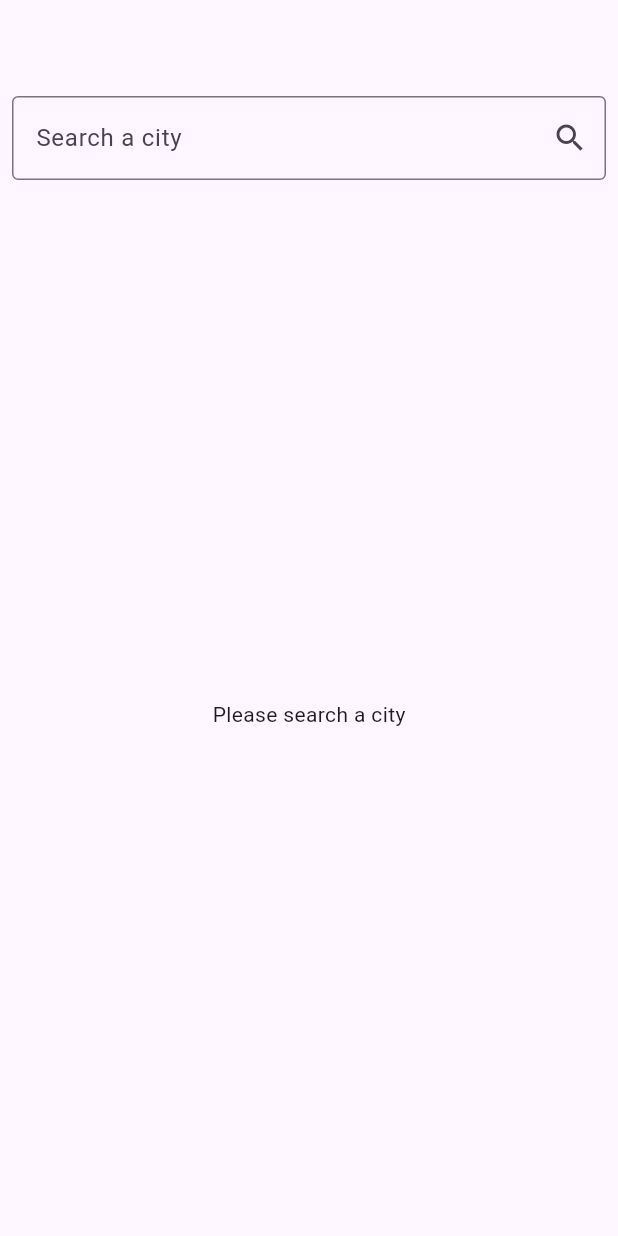
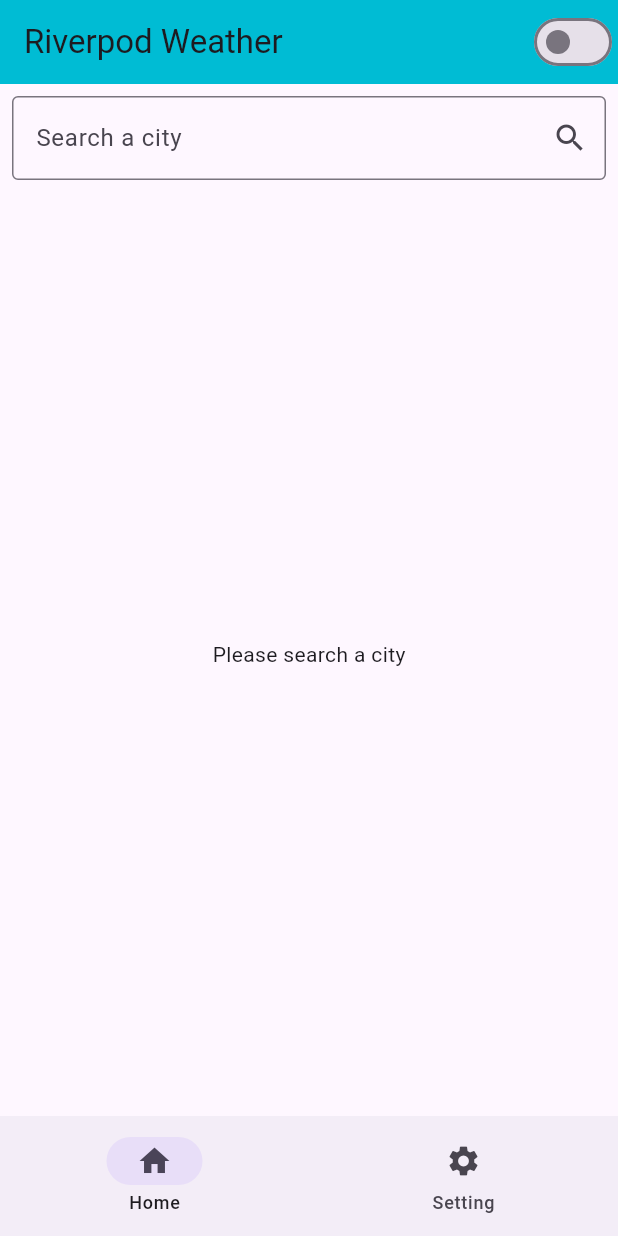
Before and after one commit to Kuchiki43/riverpod_weather, a Flutter app: the screen it shows after launch, on a phone screen of 412 x 824 dp. Run offline on Flutter 3.47's test engine with Material 3 defaults, Android fonts, the phone set to English and light mode, and no system bars; our stand-ins replace cached_network_image, dio, flutter_riverpod, go_router, retrofit, riverpod; generated files the repository leaves out were written again.

Commit message:
all done weather

```diff
--- /dev/null
+++ b/lib/common/const/route_list.dart
@@ -0,0 +1,30 @@
+import 'package:flutter_application_1/features/current_weather/ui/screen/current_weather_screen.dart';
+import 'package:flutter_application_1/features/search_city/ui/screen/city_search_screen.dart';
+import 'package:flutter_application_1/features/setting/setting_screen.dart';
+import 'package:go_router/go_router.dart';
+
+class RouteList {
+  static final routeList = [
+        StatefulShellBranch(routes: [
+    GoRoute(path: '/',
+    builder: (context,routeState){
+      return CitySearchScreen();
+    }
+    ),
+    GoRoute(path: '/current/:lati/:longi/:city',
+    builder: (context, routeState){
+      return CurrentWeatherScreen(longitude:routeState.pathParameters['lati'] ?? '',latitude: routeState.pathParameters['longi'] ?? '',city: routeState.pathParameters['city'] ?? '');
+    },
+    )
+
+        ]),
+        StatefulShellBranch(routes: [
+          GoRoute(path: '/setting',
+          builder: (context,routeState){
+            return SettingScreen();
+          }
+          )
+        ])
+
+      ];
+}
--- /dev/null
+++ b/lib/common/widget/navigation_widget.dart
@@ -0,0 +1,49 @@
+import 'package:flutter/material.dart';
+import 'package:go_router/go_router.dart';
+
+class NavigationWidget extends StatelessWidget {
+    final  StatefulNavigationShell shell;
+  const NavigationWidget({
+    super.key, required this.shell,
+
+  });
+
+  @override
+  Widget build(BuildContext context) {
+    double width = MediaQuery.of(context).size.width;
+    if (width <= 500) {
+      return Scaffold(
+      body: shell,
+      bottomNavigationBar: NavigationBar(
+        onDestinationSelected: (index){
+          shell.goBranch(index);
+        },
+        selectedIndex: shell.currentIndex,
+
+        destinations: [
+          NavigationDestination(icon: Icon(Icons.home), label: 'Home'),
+          NavigationDestination(icon: Icon(Icons.settings), label: 'Setting')
+        ]),
+    );
+    }
+    else{
+      return Scaffold(
+        body: Row(
+          children: [
+            NavigationRail(
+              labelType: NavigationRailLabelType.all,
+              onDestinationSelected: (index) {
+                shell.goBranch(index);
+              },
+              destinations: [
+              NavigationRailDestination(icon: Icon(Icons.home), label: Text('Home')),
+              NavigationRailDestination(icon: Icon(Icons.settings), label: Text('Setting'))
+            ], selectedIndex: shell.currentIndex),
+            Expanded(child: shell)
+          ],
+
+        ),
+      );
+    }
+  }
+}
--- a/lib/features/search_city/ui/screen/city_search_screen.dart
+++ b/lib/features/search_city/ui/screen/city_search_screen.dart
@@ -3,6 +3,8 @@ import 'package:flutter_application_1/features/search_city/data/model/city_searc
 import 'package:flutter_application_1/features/search_city/provider/city_search_provider.dart';
 import 'package:flutter_application_1/features/search_city/provider/state/city_search_state.dart';
 import 'package:flutter_application_1/features/search_city/ui/widget/city_list_widget.dart';
+import 'package:flutter_application_1/features/theme/provider/theme_provider.dart';
+import 'package:flutter_application_1/features/theme/provider/theme_state.dart';
 import 'package:flutter_riverpod/flutter_riverpod.dart';
 
 class CitySearchScreen extends ConsumerStatefulWidget {
@@ -18,13 +20,34 @@ class _CitySearchScreenState extends ConsumerState<CitySearchScreen> {
   Widget build(BuildContext context) {
     final citySearchState = ref.watch(citySearchProvider);
     final provider = ref.read(citySearchProvider.notifier);
+    final weatherTheme = ref.watch(themeProvider);
+    final weatherProvider = ref.read(themeProvider.notifier);
     return Scaffold(
-      appBar: AppBar(),
+      appBar: AppBar(
+        actions: [
+          Switch(value:(weatherTheme is DarkTheme) , onChanged: (val){
+            if (!val) {
+              weatherProvider.changeTheme(LightTheme());
+            }
+            else{
+              weatherProvider.changeTheme(DarkTheme());
+            }
+          })
+        ],
+        title: Text('Riverpod Weather'),
+      ),
       body: Column(
         children: [
           Padding(
             padding: EdgeInsets.all(8),
             child: TextField(
+              keyboardType: TextInputType.url,
+              onSubmitted: (str) {
+                if(str.isNotEmpty){
+                  provider.searchCity(str);
+                }
+              },
+
               controller: _citySearchEditingController,
               decoration: InputDecoration(
                 border: OutlineInputBorder(),
--- /dev/null
+++ b/lib/features/theme/provider/theme_state.dart
@@ -0,0 +1,61 @@
+import 'package:flutter/material.dart';
+
+sealed class WeatherThemeState{
+   ThemeData getTheme();
+}
+class LightTheme extends WeatherThemeState{
+  @override
+  ThemeData getTheme() {
+    return ThemeData.light().copyWith(
+      appBarTheme: AppBarTheme(
+        backgroundColor: Colors.cyan,
+      ),
+      navigationRailTheme: NavigationRailThemeData(
+         unselectedLabelTextStyle: TextStyle(color: Colors.indigo),
+         selectedLabelTextStyle: TextStyle(color: Colors.indigo,fontSize: 17),
+         unselectedIconTheme: IconThemeData(
+          color: Colors.indigo
+         ),
+         selectedIconTheme: IconThemeData(
+          color: Colors.indigo,size: 30,
+         )
+      )
+    );
+
+  }
+
+}
+class DarkTheme extends WeatherThemeState{
+  @override
+  ThemeData getTheme() {
+     return ThemeData.dark().copyWith(
+      switchTheme: SwitchThemeData(
+        thumbColor: WidgetStateProperty.resolveWith((value){
+          return Colors.white;
+        }),
+        trackColor: WidgetStateProperty.resolveWith((value){
+          return Colors.grey;
+        })
+
+      ),
+      navigationRailTheme: NavigationRailThemeData(
+        unselectedLabelTextStyle: TextStyle(
+          color: Colors.grey,
+        ),
+        selectedLabelTextStyle: TextStyle(
+          color: Colors.white,fontSize: 17
+        ),
+        unselectedIconTheme: IconThemeData(
+          color: Colors.grey,
+
+        ),
+        selectedIconTheme: IconThemeData(
+          color: Colors.white,size: 30,
+        )
+
+      )
+
+    );
+  }
+
+}
--- a/lib/main.dart
+++ b/lib/main.dart
@@ -1,34 +1,35 @@
 import 'package:flutter/material.dart';
-import 'package:flutter_application_1/features/current_weather/ui/screen/current_weather_screen.dart';
-import 'package:flutter_application_1/features/search_city/ui/screen/city_search_screen.dart';
+import 'package:flutter_application_1/common/const/route_list.dart';
+import 'package:flutter_application_1/common/widget/navigation_widget.dart';
+import 'package:flutter_application_1/features/theme/provider/theme_provider.dart';
+import 'package:flutter_application_1/features/theme/provider/theme_state.dart';
 import 'package:flutter_riverpod/flutter_riverpod.dart';
 import 'package:go_router/go_router.dart';
 
 void main(){
   runApp(ProviderScope(child: MyApp()));
 }
-class MyApp extends StatelessWidget {
+class MyApp extends ConsumerWidget {
    MyApp({super.key});
-  final _router = GoRouter(routes: [
-    GoRoute(path: '/',
-    builder: (context,routeState){
-      return CitySearchScreen();
-    }
-    ),
-    GoRoute(path: '/current',
-    builder: (context, routeState){
-      final query = routeState.extra as Map;
-      return CurrentWeatherScreen(longitude: query['longi']! ,latitude: query['lati']!,city: query['city'],);
-    },
-    )
+  final _router = GoRouter(initialLocation: '/',routes: [
+    StatefulShellRoute.indexedStack(
+      builder: (context,routeState,shell){
+        return NavigationWidget(shell: shell,);
+      },
+      branches: RouteList.routeList)
 
 
   ]);
 
   @override
-  Widget build(BuildContext context) {
+  Widget build(BuildContext context, WidgetRef ref) {
+    WeatherThemeState weatherState = ref.watch(themeProvider);
     return MaterialApp.router(
+      debugShowCheckedModeBanner: false,
+      theme:weatherState.getTheme() ,
        routerConfig: _router ,
     );
   }
+
+
 }
```
Also changed, not shown: lib/features/search_city/ui/widget/city_list_widget.dart (+12 -7 lines), lib/features/setting/setting_screen.dart (added, +15 -0 lines), lib/features/theme/provider/theme_provider.dart (added, +16 -0 lines), 1 other file.
